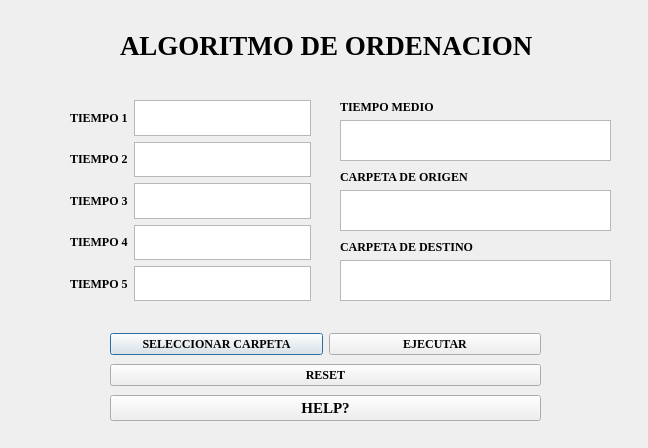
Above: Source Code/filtronegativo.ui from Cisner0s/Practica3ARCO before the change. Below: the same form after it.
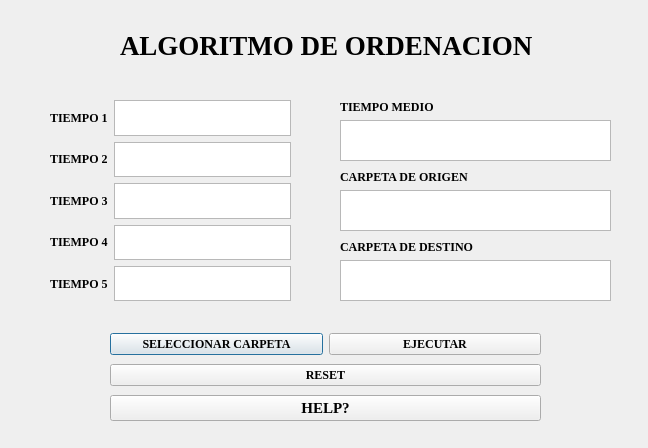
That is the form after the change.

```diff
--- a/Source Code/filtronegativo.ui
+++ b/Source Code/filtronegativo.ui
@@ -22,7 +22,7 @@
   <widget class="QWidget" name="horizontalLayoutWidget_2">
    <property name="geometry">
     <rect>
-     <x>70</x>
+     <x>50</x>
      <y>100</y>
      <width>241</width>
      <height>201</height>
```
